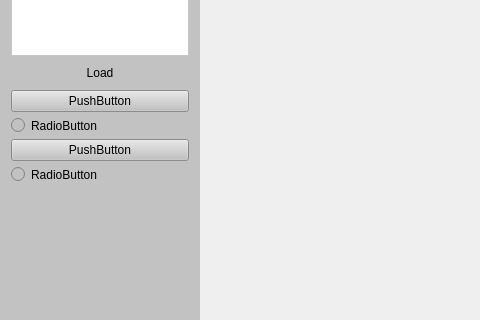
Before: the Qt Designer form ui/mainwindow.ui in v0q/vRenderer_PathTracer, drawn with Qt 5; both pictures show x 0 to 480 and y 277 to 597 of the 1120 by 742 pixel window.
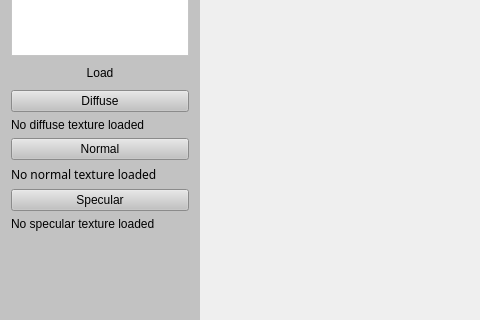
After: the same form once the commit is applied.

Commit message: Work on texture mapping and normals

Patch:
```diff
--- a/ui/mainwindow.ui
+++ b/ui/mainwindow.ui
@@ -94,34 +94,74 @@
        <item>
         <widget class="QPushButton" name="m_hdrBtn">
          <property name="text">
-          <string>PushButton</string>
+          <string>Diffuse</string>
          </property>
         </widget>
        </item>
        <item>
-        <layout class="QVBoxLayout" name="m_hdrLayout">
+        <widget class="QLabel" name="m_diffuseLabel">
+         <property name="styleSheet">
+          <string notr="true">font: 9pt &quot;Sans Serif&quot;;</string>
+         </property>
+         <property name="text">
+          <string>No diffuse texture loaded</string>
+         </property>
+         <property name="scaledContents">
+          <bool>false</bool>
+         </property>
+         <property name="wordWrap">
+          <bool>true</bool>
+         </property>
+        </widget>
+       </item>
          <item>
-          <widget class="QRadioButton" name="radioButton">
+        <widget class="QPushButton" name="m_loadNormalTextureBtn">
            <property name="text">
-            <string>RadioButton</string>
+          <string>Normal</string>
            </property>
           </widget>
          </item>
          <item>
-          <widget class="QPushButton" name="pushButton_2">
+        <widget class="QLabel" name="m_normalLabel">
+         <property name="font">
+          <font>
+           <family>Sans Serif</family>
+           <pointsize>9</pointsize>
+           <weight>50</weight>
+           <italic>false</italic>
+           <bold>false</bold>
+          </font>
+         </property>
+         <property name="styleSheet">
+          <string notr="true">font: 9pt &quot;Sans Serif&quot;;</string>
+         </property>
            <property name="text">
-            <string>PushButton</string>
-           </property>
+          <string>No normal texture loaded</string>
+         </property>
+         <property name="wordWrap">
+          <bool>true</bool>
+         </property>
           </widget>
          </item>
          <item>
-          <widget class="QRadioButton" name="radioButton_2">
+        <widget class="QPushButton" name="m_loadSpecularTextureBtn">
            <property name="text">
-            <string>RadioButton</string>
+          <string>Specular</string>
            </property>
           </widget>
          </item>
-        </layout>
+       <item>
+        <widget class="QLabel" name="m_specularLabel">
+         <property name="styleSheet">
+          <string notr="true">font: 9pt &quot;Sans Serif&quot;;</string>
+         </property>
+         <property name="text">
+          <string>No specular texture loaded</string>
+         </property>
+         <property name="wordWrap">
+          <bool>true</bool>
+         </property>
+        </widget>
        </item>
        <item>
         <spacer name="verticalSpacer">
```
Left out of the diff: 5 changed lines with no effect on the pictures. Lines whose indentation alone changed are shown as unchanged. The commit also changes 17 other files.
